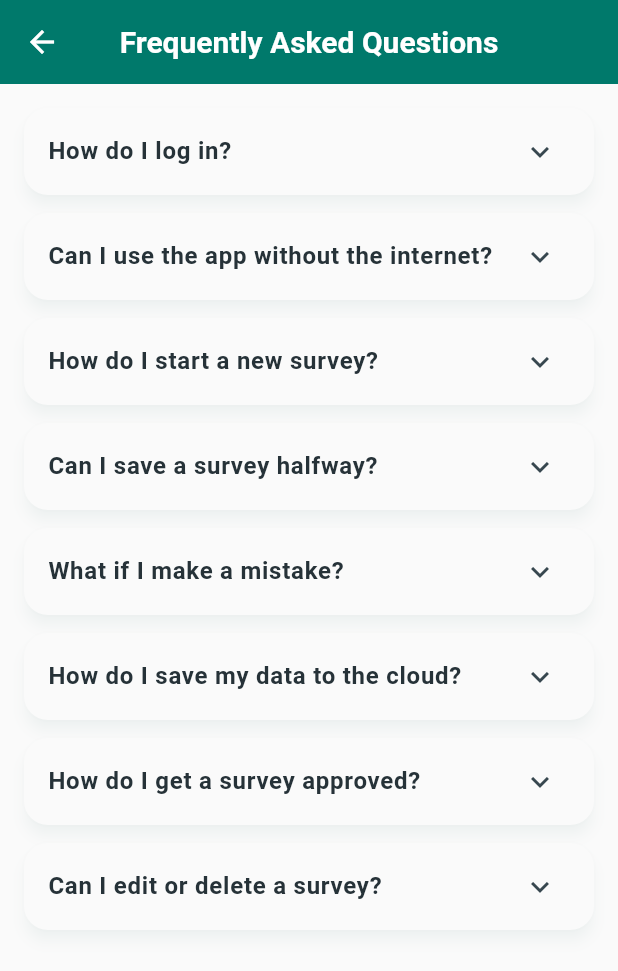
After one commit to NisargPatel03/Survey_Form_HealthCare_App, a Flutter app: the screen it shows after launch, after a tap on "Need Help? Read FAQs", on a phone screen of 412 x 824 dp. The commit adds this screen. Shown: the top 971 px of the screen. Run offline on Flutter 3.47's test engine with Material 3 defaults, Android fonts, the phone set to English and light mode, and no system bars; our stand-ins replace csv, fl_chart, shared_preferences, sqflite, supabase_flutter; missing offline and left inert: dart:html; accounts and stored records are empty.

Commit message:
Added FAQs to the App

```diff
--- a/lib/main.dart
+++ b/lib/main.dart
@@ -5,6 +5,7 @@ import 'package:supabase_flutter/supabase_flutter.dart'; // Import Supabase
 import 'services/sync_service.dart'; // Import SyncService
 import 'screens/student_dashboard_screen.dart';
 import 'screens/splash_screen.dart';
+import 'screens/faq_screen.dart';
 
 
 void main() async {
@@ -228,6 +229,17 @@ class HomeScreen extends StatelessWidget {
                 backgroundColor: const Color(0xFF2196F3), // Blue color
               ),
             ),
+            const SizedBox(height: 20),
+            TextButton.icon(
+              onPressed: () {
+                Navigator.push(
+                  context,
+                  MaterialPageRoute(builder: (context) => const FAQScreen()),
+                );
+              },
+              icon: const Icon(Icons.help_outline),
+              label: const Text('Need Help? Read FAQs'),
+            ),
           ],
         ),
       ),
--- /dev/null
+++ b/lib/screens/faq_screen.dart
@@ -0,0 +1,90 @@
+import 'package:flutter/material.dart';
+
+class FAQScreen extends StatelessWidget {
+  const FAQScreen({super.key});
+
+  final List<Map<String, String>> _faqs = const [
+    {
+      'question': 'How do I log in?',
+      'answer':
+          'If it\'s your first time, tap "Don\'t have an account? Sign Up" at the bottom of the login screen. You must use your valid @charusat.edu.in email and Student ID. After signing up, you can log in using your Student ID and the password you set (your Date of Birth in DDMMYYYY format).',
+    },
+    {
+      'question': 'Can I use the app without the internet?',
+      'answer':
+          'Yes! The app is designed to work offline. You can fill out surveys and save them locally. However, you will need an internet connection to Log In initially and to Sync your approved data to the server.',
+    },
+    {
+      'question': 'How do I start a new survey?',
+      'answer':
+          'From the Dashboard, tap the "+" button or "New Survey". You will be guided through various sections (Basic Info, Family, Housing, etc.).',
+    },
+    {
+      'question': 'Can I save a survey halfway?',
+      'answer':
+          'Yes. If you press the "Back" button or try to exit during a survey, you will be prompted to save a Draft. When you open the form again, you can resume from where you left off.',
+    },
+    {
+      'question': 'What if I make a mistake?',
+      'answer':
+          'You can edit a survey before it is approved. Go to your Dashboard, find the survey in the list, and tap the edit icon.',
+    },
+    {
+      'question': 'How do I save my data to the cloud?',
+      'answer':
+          'Data is only synced to the server when it is Approved.\n1. Get your survey approved by a teacher (see below).\n2. Go to the Home Screen (the main screen with the Login button).\n3. Tap the "Sync to Server" button. This will upload all your approved surveys.',
+    },
+    {
+      'question': 'How do I get a survey approved?',
+      'answer':
+          'A teacher must review the survey on your device. On your Dashboard, tap the "Approve" button on a survey. The teacher will enter their password to mark it as approved.',
+    },
+    {
+      'question': 'Can I edit or delete a survey?',
+      'answer':
+          'You can edit or delete a survey only if it is not yet approved. Once a survey is approved, it is locked to ensure data integrity and cannot be changed or removed.',
+    },
+  ];
+
+  @override
+  Widget build(BuildContext context) {
+    return Scaffold(
+      appBar: AppBar(
+        title: const Text('Frequently Asked Questions'),
+        backgroundColor: Theme.of(context).colorScheme.primary,
+        foregroundColor: Theme.of(context).colorScheme.onPrimary,
+      ),
+      body: ListView.builder(
+        padding: const EdgeInsets.all(16.0),
+        itemCount: _faqs.length,
+        itemBuilder: (context, index) {
+          final faq = _faqs[index];
+          return Card(
+            margin: const EdgeInsets.only(bottom: 12.0),
+            child: ExpansionTile(
+              title: Text(
+                faq['question']!,
+                style: const TextStyle(
+                  fontWeight: FontWeight.bold,
+                  fontSize: 16,
+                ),
+              ),
+              children: [
+                Padding(
+                  padding: const EdgeInsets.symmetric(
+                    horizontal: 16.0,
+                    vertical: 12.0,
+                  ),
+                  child: Text(
+                    faq['answer']!,
+                    style: const TextStyle(fontSize: 15),
+                  ),
+                ),
+              ],
+            ),
+          );
+        },
+      ),
+    );
+  }
+}
--- a/lib/screens/student_dashboard_screen.dart
+++ b/lib/screens/student_dashboard_screen.dart
@@ -5,6 +5,7 @@ import '../services/storage_service.dart';
 import '../services/sync_service.dart';
 import 'survey_form_screen.dart';
 import 'survey_detail_screen.dart';
+import 'faq_screen.dart';
 
 class StudentDashboardScreen extends StatefulWidget {
   final String studentId;
@@ -215,6 +216,16 @@ class _StudentDashboardScreenState extends State<StudentDashboardScreen> {
             tooltip: 'Refresh',
           ),
           IconButton(
+            icon: const Icon(Icons.help_outline),
+            onPressed: () {
+              Navigator.push(
+                context,
+                MaterialPageRoute(builder: (context) => const FAQScreen()),
+              );
+            },
+            tooltip: 'Help & FAQs',
+          ),
+          IconButton(
             icon: const Icon(Icons.logout),
             onPressed: () async {
               await Supabase.instance.client.auth.signOut();
```
